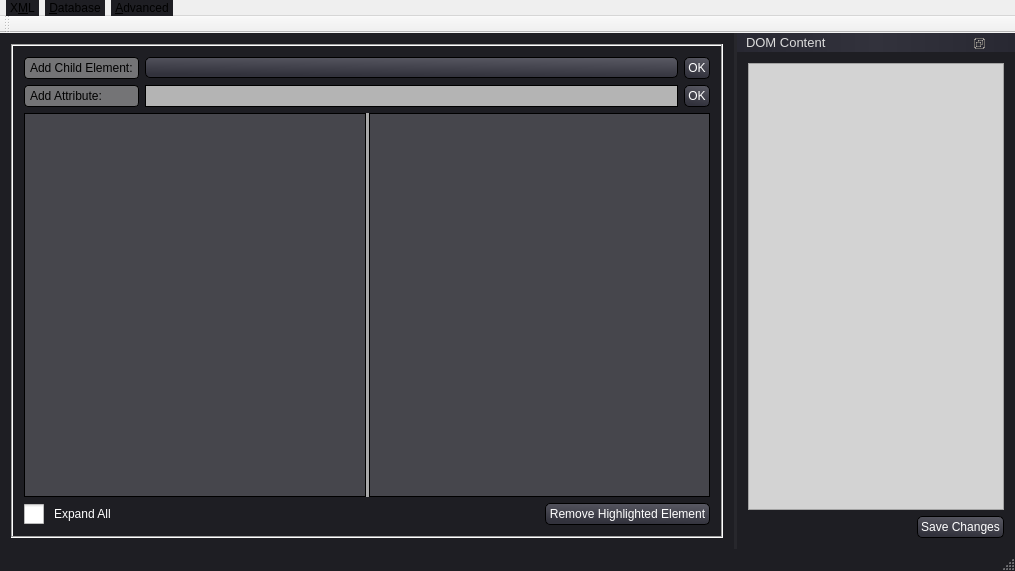
Above: GCXMLGenerator/gcmainwindow.ui from goblincoding/xmlmill before the change. Below: the same form after it.
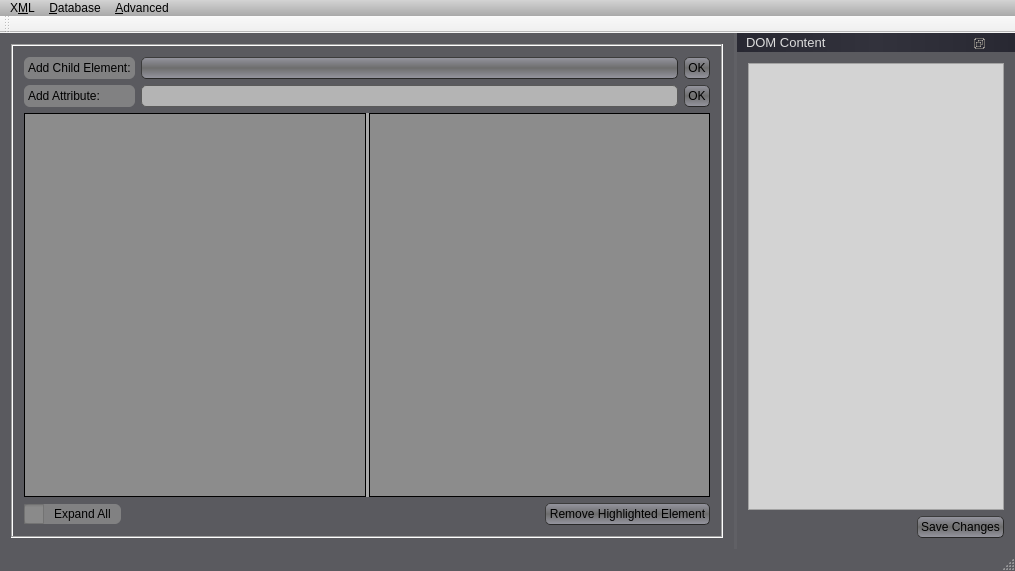
That is the form after the change. Icons and pictures are not drawn.

Commit message: Back to playing with style sheets.

```diff
--- a/GCXMLGenerator/gcmainwindow.ui
+++ b/GCXMLGenerator/gcmainwindow.ui
@@ -18,19 +18,19 @@
     <normaloff>:/resources/goblinicon.jpg</normaloff>:/resources/goblinicon.jpg</iconset>
   </property>
   <property name="styleSheet">
-   <string notr="true">QMainWindow::separator
+   <string notr="true">QMainWindow
+{
+  background-color: rgba(90, 90, 95, 255);
+  font: 20px;
+}
+
+QMainWindow::separator
 {
    background-color: rgba(255, 255, 255, 10 );
    width: 3px;
    height: 3px;
  }
 
-QMainWindow
-{
-  background-color: rgba(30, 30, 35, 255);
-  font: 20px;
-}
-
 QMainWindow::separator:hover
 {
   background-color: rgb(190, 196, 209);
@@ -44,18 +44,18 @@
 
 QDialog
 {
-  background-color: rgba(30, 30, 35, 255);
+  background-color: rgba(150, 150, 150, 255);
   color: rgb(255,200,100);
 }
 
 QPushButton
 {
-  color: rgb(255, 255, 255);
-  background-color: qlineargradient(spread:pad, x1:0.767, y1:1, x2:1, y2:0, stop:0 rgba(50, 50, 60, 255), stop:1 rgba(90, 90, 100, 255));
-  border-style: outset;
+  color: rgb(0, 0, 0);
+  background-color: qlineargradient(spread:reflect, x1:0.5, y1:0.5, x2:0.5, y2:1, stop:0 rgba(110, 110, 110, 240), stop:1 rgba(150, 150, 160, 255));
   border-width: 1px;
   border-radius: 5px;
-  border-color: black;
+  border-color: rgb(40, 40, 40);
+  border-style: outset;
   font: 12px;
   min-width: 5em;
   min-height: 1em;
@@ -69,13 +69,20 @@
   border-style: inset;
 }
 
+QPushButton:default 
+{
+   border-color: darkgray;
+   border-width: 2px;   
+   background-color: qlineargradient(spread:reflect, x1:0.5, y1:0.5, x2:0.5, y2:1, stop:0 rgba(110, 110, 110, 255), stop:1 rgba(190, 190, 190, 255));
+ }
+
 QToolButton
 {
-  background-color: qlineargradient(spread:pad, x1:0.767, y1:1, x2:1, y2:0, stop:0 rgba(25, 25, 40, 255), stop:1 rgba(60, 60, 70, 255));
-  border-style: outset;
+  background-color: qlineargradient(spread:reflect, x1:0.5, y1:0.5, x2:0.5, y2:1, stop:0 rgba(110, 110, 110, 255), stop:1 rgba(150, 150, 160, 255));
   border-width: 1px;
-  border-radius: 4px;
-  border-color: black;
+  border-radius: 5px;
+  border-color: rgb(40, 40, 40);
+  border-style: outset;
 }
 
 QToolButton:pressed
@@ -86,16 +93,17 @@
 
 QComboBox
 {
-  color: rgb(255, 255, 255);
-  background-color: qlineargradient(spread:pad, x1:0.767, y1:1, x2:1, y2:0, stop:0 rgba(50, 50, 60, 255), stop:1 rgba(90, 90, 100, 255));
-  border-style: outset;
+  color: rgb(250, 250, 250 );
+  background-color: qlineargradient(spread:reflect, x1:0.5, y1:0.5, x2:0.5, y2:1, stop:0 rgba(110, 110, 110, 240), stop:1 rgba(150, 150, 160, 255));
+  selection-background-color: rgb(90, 90, 90);
   border-width: 1px;
   border-radius: 5px;
-  border-color: black;
+  border-color: rgb(40, 40, 40);
+  border-style: outset;
   font: 12px;
   min-width: 7em;
   min-height: 1em;
-  padding: 2px 11px 1px 3px;
+  padding: 2px;
   text-align: right;
 }
 
@@ -111,24 +119,28 @@
 
 QComboBox::down-arrow
 {
-  image: url(&quot;:/resources/DownArrow.png&quot;);
+  width: 17px;
+  height: 17px;
+  image: url(&quot;:/resources/downarrow.png&quot;);
   opacity: 0.1;
 }
 
 QComboBox QAbstractItemView
 {
-   selection-color: rgb(255, 249, 224);
-   color: rgb(128, 128, 128);
-   selection-background-color: rgba(90, 90, 100, 200);
+   selection-color: rgb(20, 20, 20);
+   color: rgb(200, 200, 200);
+   selection-background-color: rgba(110, 110, 110, 255);
 }
 
 QListView
 {
-  border: 1px solid black;
-  background-color: qlineargradient(spread:pad, x1:0, y1:0, x2:1, y2:0, stop:0  rgba(40, 40, 50, 255), stop:1 rgba(60, 60, 70, 255));
-  alternate-background-color: yellow;
+  border-width: 1px;
+  border-radius: 5px;
+  border-color: rgb(40, 40, 40);
+  border-style: inset;
+  background-color: qlineargradient(spread:pad, x1:0.767, y1:1, x2:1, y2:0, stop:0 rgba(40, 40, 40, 200), stop:1 rgba(120, 120, 120, 255));
   font: 11px;
-  color: rgb(255, 255, 255);
+  color: rgb(240, 240, 240);
 }
 
 QDockWidget
@@ -184,56 +196,26 @@
   margin-right: 5px;
 }
 
-QTabWidget::pane
-{
-  border: 1px solid black;
-  background-color: qlineargradient(spread:pad, x1:0, y1:0, x2:1, y2:0, stop:0 rgba(60, 60, 70, 255), stop:1 rgba(70, 70, 80, 255));
-}
-
-QTabBar::tab
-{
-  color: rgb(255, 255, 255);
-  border: 1px solid black;
-  background-color: rgb(60, 62, 80);
-  border-top-left-radius: 3px;
-  border-top-right-radius: 3px;
-  min-width: 9ex;
-  padding: 2px;
-  font: 12px;
-}
-
-QTabBar::tab:selected, QTabBar::tab:hover
-{
-  background-color: rgb(100, 100, 110);
-}
-
-QTabBar::tab:selected
-{
-  background-color: rgb(90, 90, 100);
-}
-
-QTabBar::tab:!selected
-{
-  margin-top: 2px;
-}
-
 QLabel
 {
   background-color: rgba(140, 140, 140, 200);
-  border: 1px solid black;
-  border-radius: 4px;
-  padding: 2px;
+  border-radius: 6px;
+  padding: 1px;
   font: 12px;
 }
 
 QCheckBox
 {
+  color: rgb(0, 0, 0);
+  background-color: rgba(140, 140, 140, 200);
+  border-width: 1px;
+  border-radius: 6px;
+  padding-right: 9px;
   spacing: 10px;
   min-height: 20px;
   min-width: 20px;
   icon-size: 20px;
   font: 12px;
-  color: rgb(255, 255, 255);
 }
 
 QCheckBox::indicator
@@ -254,51 +236,23 @@
 
 QLineEdit
 {
-   border: 1px solid black;
+   border-width: 1px;
+   border-radius: 5px;
+   border-color: rgb(90, 90, 90);
+   border-style: solid;
    padding: 2 4px;
    background-color: rgb(180, 180, 180);
    selection-background-color: rgb(98, 96, 122);
    font: 12px;
  }
 
-QTreeView
-{
-   border: 1px solid black;
-   color: rgba(250, 240, 230, 255);
-   background-color: rgba(70, 70, 76, 255);
-   alternate-background-color: rgba(40, 40, 50, 255);
-   font: 12px;
- }
-
-QTreeView::branch:has-children:!has-siblings:closed, QTreeView::branch:closed:has-children:has-siblings
-{
-   border-image: none;
-   image: url(&quot;:/resources/DownArrow.png&quot;);
- }
-
-QTreeView::branch:open:has-children:!has-siblings, QTreeView::branch:open:has-children:has-siblings
-{
-   border-image: none;
-   image: url(&quot;:/resources/AngledArrow.png&quot;);
- }
-
-QTreeView::branch:hover
-{
-   background-color: rgba(70, 70, 70, 70);
-}
-
-QTreeView::item:selected 
-{
-   color: rgba(0, 0, 0, 255);
- }
-
 QTableView
 {
    border: 1px solid black;
-   color: rgba(250, 240, 230, 255);
-   background-color: rgba(70, 70, 76, 255);
-   alternate-background-color: rgba(40, 40, 50, 255);
-   selection-background-color: rgba(90, 90, 100, 200);
+   color: rgba(10, 10, 10, 255);
+   background-color: rgba(140, 140, 140, 255);
+   alternate-background-color: rgba(90, 90, 100, 255);
+   selection-background-color: rgba(120, 120, 130, 200);
    font: 12px;
  }
 
@@ -322,9 +276,9 @@
      background-color: lightgray
  }
 
- QMenuBar {
-     background-color: qlineargradient(x1:0, y1:0, x2:0, y2:1,
-                                       stop:0 lightgray, stop:1 darkgray);
+ QMenuBar 
+{
+     background-color: qlineargradient(x1:0, y1:0, x2:0, y2:1,  stop:0 lightgray, stop:1 darkgray);
  }
 
  QMenuBar::item
@@ -358,9 +312,192 @@
 
  QMenu::item:selected
  { 
- background-color: rgba(120, 120, 130, 200)
-/*     background-color: #654321;*/
- }</string>
+    background-color: rgba(120, 120, 130, 200)
+ }
+
+QTreeView
+{
+   border: 1px solid black;
+   color: rgba(10, 10, 10, 255);
+   background-color: rgba(140, 140, 140, 255);
+   alternate-background-color: rgba(90, 90, 100, 255);
+   selection-background-color: rgba(120, 120, 130, 200);
+   font: 12px;
+ }
+
+QTreeView::branch:has-children:!has-siblings:closed, QTreeView::branch:closed:has-children:has-siblings
+{
+   border-image: none;
+   image: url(&quot;:/resources/downarrow.png&quot;);
+ }
+
+QTreeView::branch:open:has-children:!has-siblings, QTreeView::branch:open:has-children:has-siblings
+{
+   border-image: none;
+   image: url(&quot;:/resources/angledarrow.png&quot;);
+ }
+
+QTreeView::branch:hover
+{
+   background-color: rgba(20, 20, 20, 200);
+}
+
+QTreeView::item:selected 
+{
+   color: rgba(20, 20, 20, 255);
+ }
+
+QScrollBar:vertical 
+{
+   width: 17px;
+   margin: 18px 0 18px 0;
+   background-color: qlineargradient(spread:pad, x1:0.767, y1:1, x2:1, y2:0, stop:0 rgba(140, 140, 140, 200), stop:1 rgba(160, 160, 160, 255));
+   border-width: 1px;
+   border-color: rgb(40, 40, 40);
+   border-style: solid;
+   border-radius: 3px;
+}
+
+QScrollBar::handle:vertical 
+{
+   background-color: qlineargradient(spread:reflect, x1:0, y1:1, x2:0, y2:0.5, stop:0 rgba(50, 50, 50, 255), stop:1 rgba(150, 150, 150, 255));
+   width: 17px;
+   height: 17px;
+   image: url(&quot;:/resources/scrollgrip.png&quot;);
+   min-height: 3em;
+   border-color: rgb(40, 40, 40);
+   border-style: solid;
+   border-radius: 3px;
+}
+
+QScrollBar::add-line:vertical 
+{
+   border-color: rgba(40, 40, 40, 0);
+   height: 18px;
+   subcontrol-position: bottom;
+   subcontrol-origin: margin;
+}
+
+QScrollBar::sub-line:vertical 
+{
+   border-color: rgba(40, 40, 40, 0);
+   height: 18px;
+   subcontrol-position: top;
+   subcontrol-origin: margin;
+}
+
+QScrollBar::up-arrow:vertical
+{
+   width: 17px;
+   height: 17px;
+   image: url(&quot;:/resources/uparrow.png&quot;);
+   background-color: qlineargradient(spread:pad, x1:0.767, y1:1, x2:1, y2:0, stop:0 rgba(110, 110, 125, 255), stop:1 rgba(150, 150, 160, 255));
+   border-radius: 2px;
+}
+
+QScrollBar::up-arrow:vertical:pressed
+{
+  color: rgb(190, 190, 190);
+  background-color: rgba(50, 50, 50, 255);
+  border-style: inset;
+}
+
+QScrollBar::down-arrow:vertical 
+{
+   width: 17px;
+   height: 17px;
+   image: url(&quot;:/resources/downarrow.png&quot;);
+   background-color: qlineargradient(spread:pad, x1:0.767, y1:1, x2:1, y2:0, stop:0 rgba(110, 110, 125, 255), stop:1 rgba(150, 150, 160, 255));
+   border-radius: 2px;
+}
+
+QScrollBar::down-arrow:vertical:pressed
+{
+  color: rgb(190, 190, 190);
+  background-color: rgba(50, 50, 50, 255);
+  border-style: inset;
+}
+
+QScrollBar::add-page:vertical, QScrollBar::sub-page:vertical 
+{
+   background: none;
+}
+
+QScrollBar:horizontal 
+{
+   height: 17px;
+   margin: 0 18px 0 18px;
+   background-color: qlineargradient(spread:pad, x1:0.767, y1:1, x2:1, y2:0, stop:0 rgba(140, 140, 140, 200), stop:1 rgba(160, 160, 160, 255));
+   border-width: 1px;
+   border-color: rgb(40, 40, 40);
+   border-style: solid;
+   border-radius: 3px;
+}
+
+QScrollBar::handle:horizontal 
+{
+   background-color: qlineargradient(spread:reflect, x1:0, y1:1, x2:0, y2:0.5, stop:0 rgba(50, 50, 50, 255), stop:1 rgba(150, 150, 150, 255));
+   width: 17px;
+   height: 17px;
+   image: url(&quot;:/resources/scrollgriphorizontal.png&quot;);
+   min-width: 3em;
+   border-color: rgb(40, 40, 40);
+   border-style: solid;
+   border-radius: 3px;
+}
+
+QScrollBar::add-line:horizontal 
+{
+   border-color: rgba(40, 40, 40, 0);
+   width: 18px;
+   subcontrol-position: right;
+   subcontrol-origin: margin;
+}
+
+QScrollBar::sub-line:horizontal 
+{
+   border-color: rgba(40, 40, 40, 0);
+   width: 18px;
+   subcontrol-position: left;
+   subcontrol-origin: margin;
+}
+
+QScrollBar::left-arrow:horizontal
+{
+   width: 17px;
+   height: 17px;
+   image: url(&quot;:/resources/leftarrow.png&quot;);
+   background-color: qlineargradient(spread:pad, x1:0.767, y1:1, x2:1, y2:0, stop:0 rgba(110, 110, 125, 255), stop:1 rgba(150, 150, 160, 255));
+   border-radius: 2px;
+}
+
+QScrollBar::left-arrow:horizontal:pressed
+{
+  color: rgb(190, 190, 190);
+  background-color: rgba(50, 50, 50, 255);
+  border-style: inset;
+}
+
+QScrollBar::right-arrow:horizontal 
+{
+   width: 17px;
+   height: 17px;
+   image: url(&quot;:/resources/rightarrow.png&quot;);
+   background-color: qlineargradient(spread:pad, x1:0.767, y1:1, x2:1, y2:0, stop:0 rgba(110, 110, 125, 255), stop:1 rgba(150, 150, 160, 255));
+   border-radius: 2px;
+}
+
+QScrollBar::right-arrow:horizontal:pressed
+{
+  color: rgb(190, 190, 190);
+  background-color: rgba(50, 50, 50, 255);
+  border-style: inset;
+}
+
+QScrollBar::add-page:horizontal, QScrollBar::sub-page:horizontal 
+{
+   background: none;
+}</string>
   </property>
   <widget class="QWidget" name="centralWidget">
    <layout class="QHBoxLayout" name="horizontalLayout">
```
Left out of the diff: 24 changed lines with no effect on the pictures. The commit also changes 16 other files.
